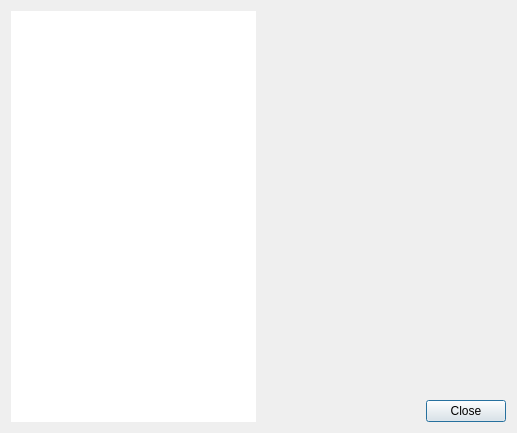
Above: Unicodia/FmFontSupport.ui from Mercury13/unicodia before the change. Below: the same form after it.
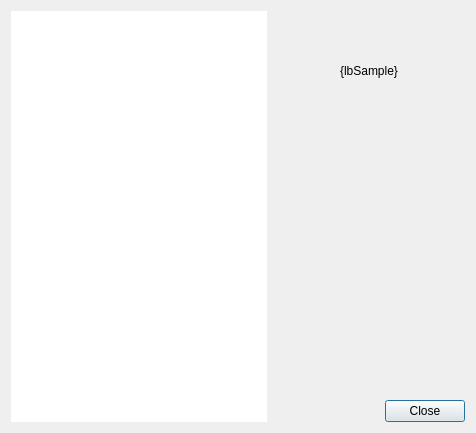
That is the form after the change.

Commit message: #481 Full font support, no settings

What changed in the file:
```diff
--- a/Unicodia/FmFontSupport.ui
+++ b/Unicodia/FmFontSupport.ui
@@ -6,16 +6,16 @@
    <rect>
     <x>0</x>
     <y>0</y>
-    <width>517</width>
+    <width>476</width>
     <height>433</height>
    </rect>
   </property>
   <property name="windowTitle">
    <string notr="true">{Font support}</string>
   </property>
-  <layout class="QHBoxLayout" name="horizontalLayout" stretch="1,1">
+  <layout class="QHBoxLayout" name="horizontalLayout" stretch="0,0">
    <item>
-    <widget class="QListView" name="listView">
+    <widget class="QListView" name="listFonts">
      <property name="frameShape">
       <enum>QFrame::NoFrame</enum>
      </property>
@@ -27,6 +27,9 @@
       <property name="leftMargin">
        <number>0</number>
       </property>
+      <property name="topMargin">
+       <number>0</number>
+      </property>
       <property name="rightMargin">
        <number>0</number>
       </property>
@@ -34,7 +37,42 @@
        <number>0</number>
       </property>
       <item>
-       <widget class="QWidget" name="widget_2" native="true"/>
+       <widget class="QWidget" name="widget_2" native="true">
+        <layout class="QVBoxLayout" name="verticalLayout_2">
+         <property name="topMargin">
+          <number>0</number>
+         </property>
+         <item>
+          <widget class="QLabel" name="lbSample">
+           <property name="minimumSize">
+            <size>
+             <width>0</width>
+             <height>120</height>
+            </size>
+           </property>
+           <property name="text">
+            <string>{lbSample}</string>
+           </property>
+           <property name="alignment">
+            <set>Qt::AlignCenter</set>
+           </property>
+          </widget>
+         </item>
+         <item>
+          <spacer name="verticalSpacer">
+           <property name="orientation">
+            <enum>Qt::Vertical</enum>
+           </property>
+           <property name="sizeHint" stdset="0">
+            <size>
+             <width>20</width>
+             <height>266</height>
+            </size>
+           </property>
+          </spacer>
+         </item>
+        </layout>
+       </widget>
       </item>
       <item>
        <widget class="QDialogButtonBox" name="buttonBox">
```
The commit also changes 6 other files.
